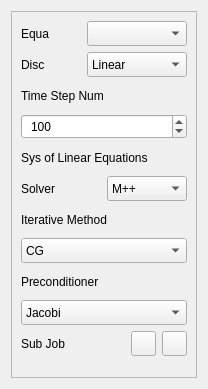
Old version of the form starter/FENGSim/FEM/FEMDockWidget.ui in the repository OpenDigitalTwin-Dev/FENGSim.
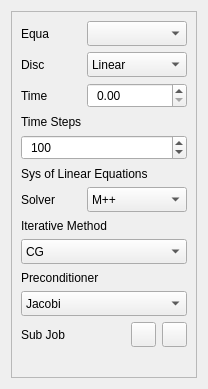
New version of the form. Icons and pictures are not drawn.

Patch:
```diff
--- a/starter/FENGSim/FEM/FEMDockWidget.ui
+++ b/starter/FENGSim/FEM/FEMDockWidget.ui
@@ -150,11 +150,62 @@
       <item>
        <layout class="QHBoxLayout" name="horizontalLayout_2">
         <item>
+         <widget class="QLabel" name="label_9">
+          <property name="font">
+           <font>
+            <pointsize>9</pointsize>
+           </font>
+          </property>
+          <property name="text">
+           <string>Time</string>
+          </property>
+         </widget>
+        </item>
+        <item>
+         <spacer name="horizontalSpacer_4">
+          <property name="orientation">
+           <enum>Qt::Horizontal</enum>
+          </property>
+          <property name="sizeHint" stdset="0">
+           <size>
+            <width>40</width>
+            <height>20</height>
+           </size>
+          </property>
+         </spacer>
+        </item>
+        <item>
+         <widget class="QDoubleSpinBox" name="doubleSpinBox_2">
+          <property name="minimumSize">
+           <size>
+            <width>100</width>
+            <height>25</height>
+           </size>
+          </property>
+          <property name="maximumSize">
+           <size>
+            <width>16777215</width>
+            <height>25</height>
+           </size>
+          </property>
+          <property name="font">
+           <font>
+            <pointsize>9</pointsize>
+           </font>
+          </property>
+          <property name="styleSheet">
+           <string notr="true">padding-left:5px;</string>
+          </property>
+         </widget>
+        </item>
+       </layout>
+      </item>
+      <item>
          <widget class="QLabel" name="label_3">
           <property name="minimumSize">
            <size>
             <width>0</width>
-            <height>25</height>
+          <height>15</height>
            </size>
           </property>
           <property name="maximumSize">
@@ -169,11 +220,9 @@
            </font>
           </property>
           <property name="text">
-           <string>Time Step Num</string>
-          </property>
-         </widget>
-        </item>
-       </layout>
+         <string>Time Steps</string>
+        </property>
+       </widget>
       </item>
       <item>
        <widget class="QDoubleSpinBox" name="doubleSpinBox">
@@ -213,7 +262,7 @@
         <property name="minimumSize">
          <size>
           <width>0</width>
-          <height>25</height>
+          <height>15</height>
          </size>
         </property>
         <property name="font">
@@ -246,11 +295,24 @@
           </property>
          </widget>
         </item>
+        <item>
+         <spacer name="horizontalSpacer_5">
+          <property name="orientation">
+           <enum>Qt::Horizontal</enum>
+          </property>
+          <property name="sizeHint" stdset="0">
+           <size>
+            <width>40</width>
+            <height>20</height>
+           </size>
+          </property>
+         </spacer>
+        </item>
         <item>
          <widget class="QComboBox" name="comboBox_5">
           <property name="minimumSize">
            <size>
-            <width>0</width>
+            <width>100</width>
             <height>25</height>
            </size>
           </property>
@@ -280,13 +342,11 @@
        </layout>
       </item>
       <item>
-       <layout class="QGridLayout" name="gridLayout_2">
-        <item row="1" column="0">
          <widget class="QLabel" name="label_5">
           <property name="minimumSize">
            <size>
             <width>0</width>
-            <height>25</height>
+          <height>15</height>
            </size>
           </property>
           <property name="font">
@@ -299,45 +359,7 @@
           </property>
          </widget>
         </item>
-        <item row="4" column="0">
-         <widget class="QComboBox" name="comboBox_4">
-          <property name="minimumSize">
-           <size>
-            <width>100</width>
-            <height>25</height>
-           </size>
-          </property>
-          <property name="font">
-           <font>
-            <pointsize>9</pointsize>
-           </font>
-          </property>
           <item>
-           <property name="text">
-            <string>Jacobi</string>
-           </property>
-          </item>
-         </widget>
-        </item>
-        <item row="3" column="0">
-         <widget class="QLabel" name="label_6">
-          <property name="minimumSize">
-           <size>
-            <width>0</width>
-            <height>25</height>
-           </size>
-          </property>
-          <property name="font">
-           <font>
-            <pointsize>9</pointsize>
-           </font>
-          </property>
-          <property name="text">
-           <string>Preconditioner</string>
-          </property>
-         </widget>
-        </item>
-        <item row="2" column="0">
          <widget class="QComboBox" name="comboBox_3">
           <property name="minimumSize">
            <size>
@@ -357,7 +379,43 @@
           </item>
          </widget>
         </item>
-       </layout>
+      <item>
+       <widget class="QLabel" name="label_6">
+        <property name="minimumSize">
+         <size>
+          <width>0</width>
+          <height>15</height>
+         </size>
+        </property>
+        <property name="font">
+         <font>
+          <pointsize>9</pointsize>
+         </font>
+        </property>
+        <property name="text">
+         <string>Preconditioner</string>
+        </property>
+       </widget>
+      </item>
+      <item>
+       <widget class="QComboBox" name="comboBox_4">
+        <property name="minimumSize">
+         <size>
+          <width>100</width>
+          <height>25</height>
+         </size>
+        </property>
+        <property name="font">
+         <font>
+          <pointsize>9</pointsize>
+         </font>
+        </property>
+        <item>
+         <property name="text">
+          <string>Jacobi</string>
+         </property>
+        </item>
+       </widget>
       </item>
       <item>
        <layout class="QHBoxLayout" name="horizontalLayout">
```
Lines whose indentation alone changed are shown as unchanged.
